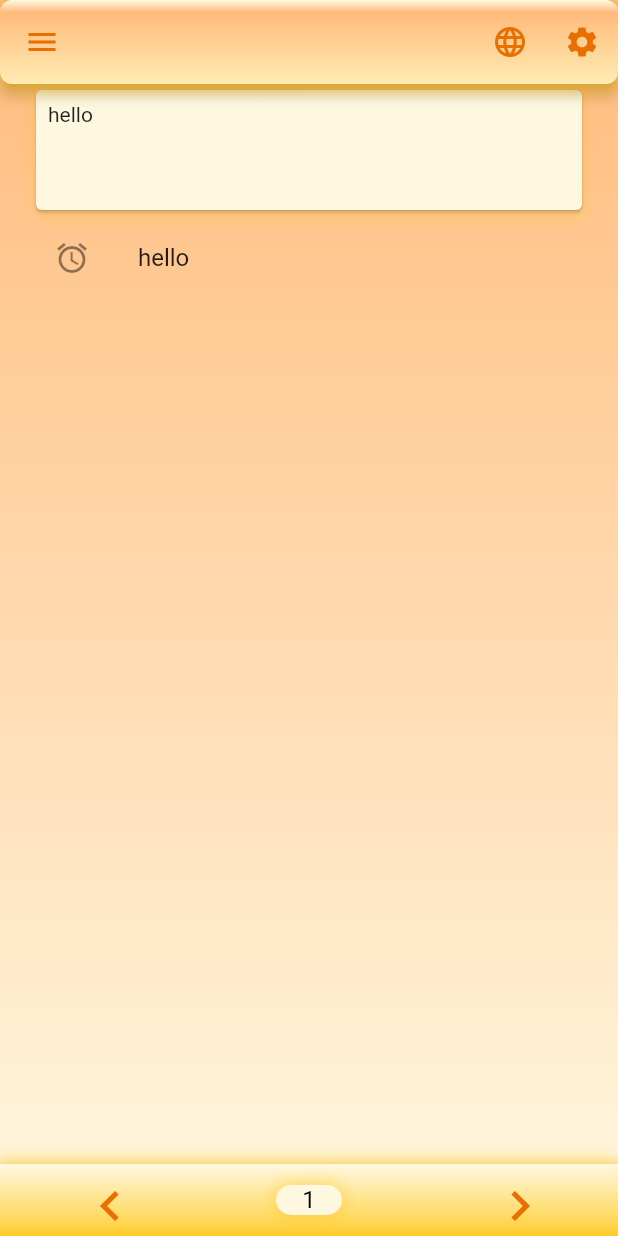
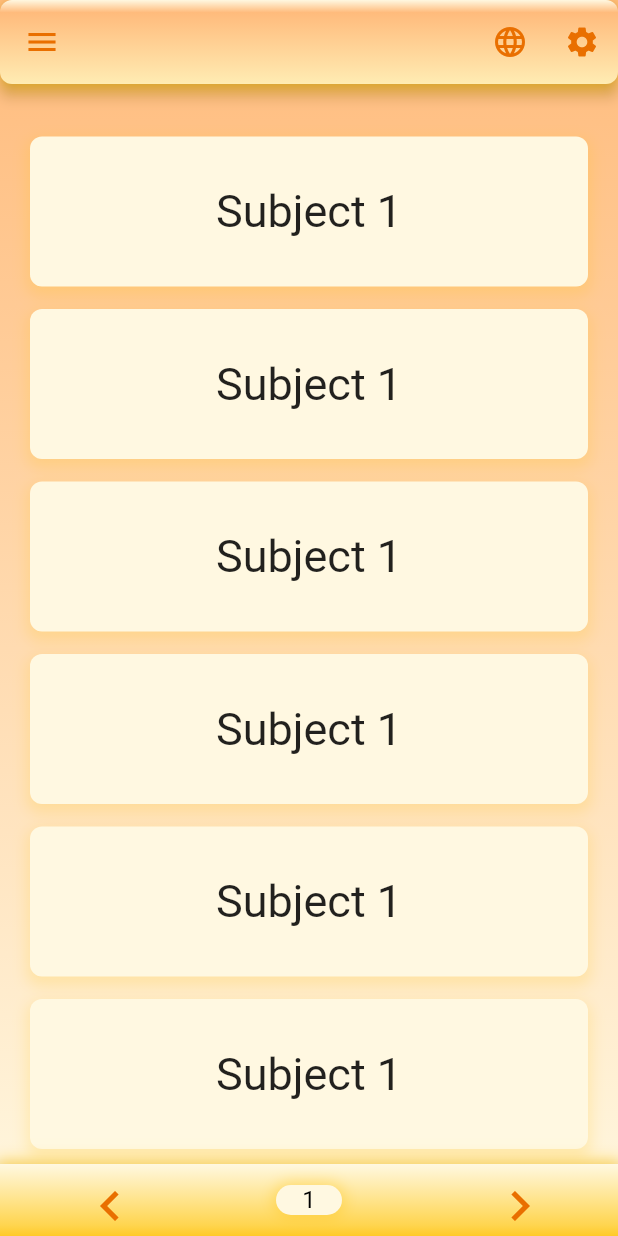
Before and after one commit to Hazrullah/quiz_app, a Flutter app: the LearningSection screen opened directly, on a phone screen of 412 x 824 dp. Run offline on Flutter 3.47's test engine with Material 2 defaults, Android fonts, the phone set to English and light mode, and no system bars; drawn by our look-alikes of auto_size_text; our stand-ins replace lottie.

Commit message:
fix learning_section.dart

```diff
--- a/lib/screens/learning_section.dart
+++ b/lib/screens/learning_section.dart
@@ -1,3 +1,4 @@
+import 'package:auto_size_text/auto_size_text.dart';
 import 'package:flutter/material.dart';
 import 'package:quiz_app/widgets/gradient_container.dart';
 import 'package:quiz_app/widgets/quiz_app_bar.dart';
@@ -13,37 +14,42 @@ class LearningSection extends StatelessWidget {
         backgroundColor: Colors.transparent,
         drawer: const Drawer(),
         appBar: const QuizAppBar(),
-        body: Center(
-          child: ListView(
-            padding: const EdgeInsets.symmetric(horizontal: 20),
-            children: [
-              Card(
+        body: ListView.separated(
+          padding: const EdgeInsets.all(20),
+          itemBuilder: (BuildContext context, int index) {
+            return const SizedBox(height: 15);
+          },
+          separatorBuilder: (BuildContext context, int index) {
+            return GestureDetector(
+              onTap: () {
+
+              },
               child: Container(
-                  decoration:  ShapeDecoration(
+                alignment: Alignment.center,
+                decoration: ShapeDecoration(
                   shape: RoundedRectangleBorder(
                     borderRadius: BorderRadius.circular(8),
                   ),
-                    color: const Color(0xFFFFF8E1),
-                    shadows: const [
+                  color: Theme.of(context).colorScheme.primaryContainer,
+                  shadows: [
                     BoxShadow(
-                        color: Color(0x33FFC107),
+                      color: Theme.of(context).colorScheme.shadow,
                       blurRadius: 8,
-                        offset: Offset(0, 4),
+                      offset: const Offset(0, 4),
                       spreadRadius: 2,
                     )
                   ],
                 ),
-                  height: 80,
+                height: 100,
                 padding: const EdgeInsets.all(8),
-                    child: const Text("hello"),
+                child: const AutoSizeText(
+                  "Subject 1",
+                  minFontSize: 30,
                 ),
               ),
-              const ListTile(
-                leading: Icon(Icons.alarm),
-                title: Text("hello"),
-              ),
-            ],
-          ),
+            );
+          },
+          itemCount: 10,
         ),
         bottomNavigationBar: const QuizBottomBar(),
       ),
```
Lines whose indentation alone changed are shown as unchanged.
